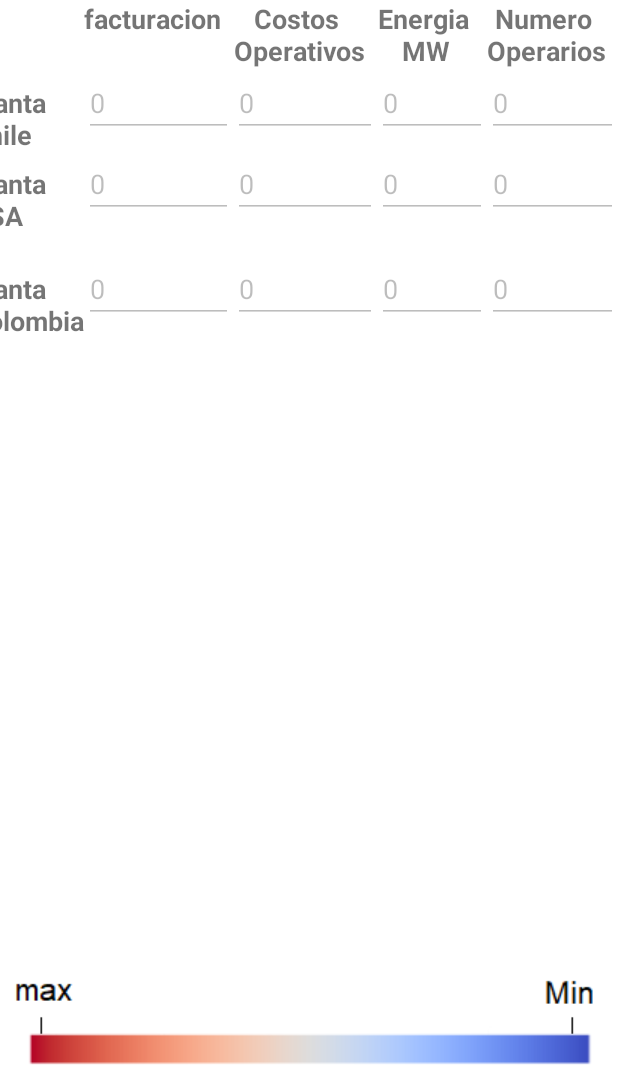
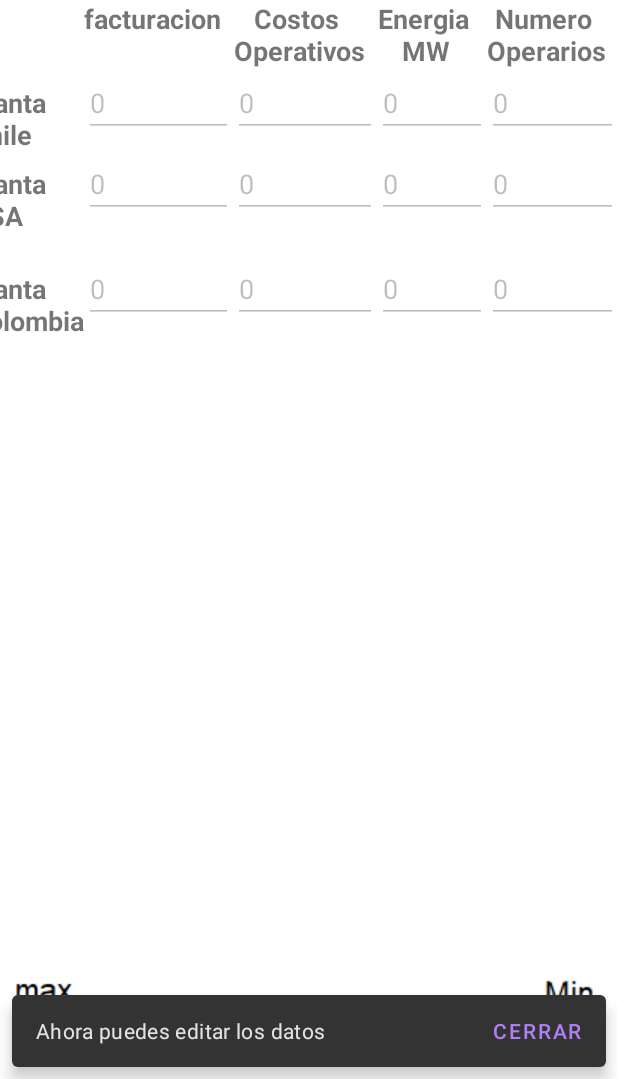
Before and after one commit to miguelmabellog/HeatMap, an Android app: the screen it shows after launch (MainActivity), after a tap on "save", on a phone screen of 412 x 824 dp, the part 157-1236 px from its top. Run offline under Robolectric (Android 15) with nearby library versions, the phone set to English and light mode, and no system bars; our stand-ins replace Room's generated code, data binding; 48 statements that could not run were skipped; 2 other taps on this screen came first.

Commit message:
complete with details

```diff
--- a/app/build.gradle
+++ b/app/build.gradle
@@ -70,4 +70,6 @@ dependencies {
 
     implementation "androidx.preference:preference-ktx:1.0.0"
 
+    implementation "com.google.android.material:material:1.1.0-alpha06"
+
 }
--- a/app/src/main/java/com/example/heatmap/database/PlantaDao.kt
+++ b/app/src/main/java/com/example/heatmap/database/PlantaDao.kt
@@ -20,4 +20,7 @@ interface PlantaDao {
 
     @Query("SELECT * FROM planta WHERE name = :fullName LIMIT 1")
     suspend fun findDirectorByName(fullName: String?): Planta?
+
+    @Query("DELETE FROM planta")
+    suspend fun deleteAll()
 }
--- a/app/src/main/java/com/example/heatmap/map/MapFragment.kt
+++ b/app/src/main/java/com/example/heatmap/map/MapFragment.kt
@@ -2,6 +2,7 @@ package com.example.heatmap.map
 
 import android.os.Bundle
 import android.view.*
+import android.widget.Toast
 import androidx.fragment.app.Fragment
 import androidx.databinding.DataBindingUtil
 import androidx.lifecycle.Observer
@@ -10,6 +11,7 @@ import androidx.preference.PreferenceManager
 import com.example.heatmap.R
 import com.example.heatmap.database.PlantaDatabase
 import com.example.heatmap.databinding.FragmentMapBinding
+import com.google.android.material.snackbar.Snackbar
 
 
 class MapFragment : Fragment() {
@@ -31,11 +33,43 @@ class MapFragment : Fragment() {
         binding.lifecycleOwner=this
         viewModel = ViewModelProvider(this,viewModelFactory).get(MapViewModel::class.java)
 
+        val preferences = PreferenceManager.getDefaultSharedPreferences(application)
+        if(preferences.getBoolean("save",false)){
+
+            Snackbar.make(
+                    requireActivity().findViewById(android.R.id.content),
+                    "Cambia los  datos con la opcion editar de la barra superior y guardarlos",
+                    Snackbar.LENGTH_INDEFINITE
+            ).apply {
+                setAction("cerrar", View.OnClickListener {
+
+                })
+                show()
+            }
+
+
+
+        }else{
+            Snackbar.make(
+                    requireActivity().findViewById(android.R.id.content),
+                    "Llena los datos y gurdarlos con la opcion de la barra superior",
+                    Snackbar.LENGTH_INDEFINITE
+            ).apply {
+                setAction("cerrar", View.OnClickListener {
+
+                })
+                show()
+            }
+
+
+        }
+
         viewModel.datos.observe(viewLifecycleOwner, Observer {
             it?.let {
                 viewModel.show(it)
             }
         })
+
 
         binding.viewModel=viewModel
 
@@ -60,13 +94,27 @@ class MapFragment : Fragment() {
                 }else{
                     viewModel.save()
                 }
+                Toast.makeText(activity,"Se ha guardado correctamente",Toast.LENGTH_SHORT).show()
 
                 true
             }
             R.id.action_edit->{
                 viewModel.enableText()
+
+                Snackbar.make(
+                        requireActivity().findViewById(android.R.id.content),
+                        "Ahora puedes editar los datos",
+                        Snackbar.LENGTH_INDEFINITE
+                ).apply {
+                    setAction("cerrar", View.OnClickListener {
+
+                    })
+                    show()
+                }
+
                 true
             }
+
 
             else -> super.onOptionsItemSelected(item)
         }
--- a/app/src/main/java/com/example/heatmap/map/MapViewModel.kt
+++ b/app/src/main/java/com/example/heatmap/map/MapViewModel.kt
@@ -246,25 +246,61 @@ class MapViewModel(val database: PlantaDao, application: Application): AndroidVi
 
     fun show(it: List<Planta?>) {
         if(it.size>0){
-            _oneOne.value= (it[0]?.facturacion?:0F).toInt().toString()
-            _twoOne.value= (it[0]?.costos?:0F).toInt().toString()
-            _threeOne.value= (it[0]?.energia?:0F).toInt().toString()
-            _fourOne.value= (it[0]?.operarios?:0F).toInt().toString()
+            viewModelScope.launch {
+                val chile=database.findDirectorByName("Planta Chile")
+                _oneOne.value= (chile?.facturacion?:0F).toInt().toString()
+                _twoOne.value= (chile?.costos?:0F).toInt().toString()
+                _threeOne.value= (chile?.energia?:0F).toInt().toString()
+                _fourOne.value= (chile?.operarios?:0F).toInt().toString()
 
-            _oneTwo.value= (it[1]?.facturacion?:0F).toInt().toString()
-            _twoTwo.value= (it[1]?.costos?:0F).toInt().toString()
-            _threeTwo.value= (it[1]?.energia?:0F).toInt().toString()
-            _fourTwo.value= (it[1]?.operarios?:0F).toInt().toString()
+            }
 
-            _oneThree.value= (it[2]?.facturacion?:0F).toInt().toString()
-            _twoThree.value= (it[2]?.costos?:0F).toInt().toString()
-            _threeThree.value= (it[2]?.energia?:0F).toInt().toString()
-            _fourThree.value= (it[2]?.operarios?:0F).toInt().toString()
+            viewModelScope.launch {
+                val usa=database.findDirectorByName("Planta USA")
+                _oneTwo.value= (usa?.facturacion?:0F).toInt().toString()
+                _twoTwo.value= (usa?.costos?:0F).toInt().toString()
+                _threeTwo.value= (usa?.energia?:0F).toInt().toString()
+                _fourTwo.value= (usa?.operarios?:0F).toInt().toString()
+
+            }
+
+            viewModelScope.launch {
+                val colombia=database.findDirectorByName("Planta Colombia")
+                _oneThree.value= (colombia?.facturacion?:0F).toInt().toString()
+                _twoThree.value= (colombia?.costos?:0F).toInt().toString()
+                _threeThree.value= (colombia?.energia?:0F).toInt().toString()
+                _fourThree.value= (colombia?.operarios?:0F).toInt().toString()
+
+            }
+
+
+
 
 
         }
 
     }
+    fun delete(){
+        viewModelScope.launch {
+            database.deleteAll()
+
+            _oneOne.value= ""
+            _twoOne.value= ""
+            _threeOne.value= ""
+            _fourOne.value= ""
+
+            _oneTwo.value= ""
+            _twoTwo.value= ""
+            _threeTwo.value= ""
+            _fourTwo.value= ""
+
+            _oneThree.value= ""
+            _twoThree.value= ""
+            _threeThree.value= ""
+            _fourThree.value= ""
+
+        }
+    }
 
 
 }
--- /dev/null
+++ b/app/src/main/res/drawable/ic_baseline_delete_forever_24.xml
@@ -0,0 +1,5 @@
+<vector android:height="24dp" android:tint="#F6F7FF"
+    android:viewportHeight="24" android:viewportWidth="24"
+    android:width="24dp" xmlns:android="http://schemas.android.com/apk/res/android">
+    <path android:fillColor="@android:color/white" android:pathData="M6,19c0,1.1 0.9,2 2,2h8c1.1,0 2,-0.9 2,-2L18,7L6,7v12zM8.46,11.88l1.41,-1.41L12,12.59l2.12,-2.12 1.41,1.41L13.41,14l2.12,2.12 -1.41,1.41L12,15.41l-2.12,2.12 -1.41,-1.41L10.59,14l-2.13,-2.12zM15.5,4l-1,-1h-5l-1,1L5,4v2h14L19,4z"/>
+</vector>
--- a/app/src/main/res/menu/home_menu.xml
+++ b/app/src/main/res/menu/home_menu.xml
@@ -1,6 +1,8 @@
 <?xml version="1.0" encoding="utf-8"?>
 <menu xmlns:app="http://schemas.android.com/apk/res-auto"
     xmlns:android="http://schemas.android.com/apk/res/android">
+
+
 
     <item
         android:id="@+id/action_edit"
@@ -18,4 +20,6 @@
 
 
 
+
+
 </menu>
--- a/app/src/main/res/values/strings.xml
+++ b/app/src/main/res/values/strings.xml
@@ -12,4 +12,5 @@
     <string name="number_operators">Numero \nOperarios</string>
     <string name="save">save</string>
     <string name="edit">Editar</string>
+    <string name="delete">delete</string>
 </resources>
--- a/build.gradle
+++ b/build.gradle
@@ -19,6 +19,7 @@ allprojects {
         google()
         jcenter()
     }
+
 }
 
 task clean(type: Delete) {
```
